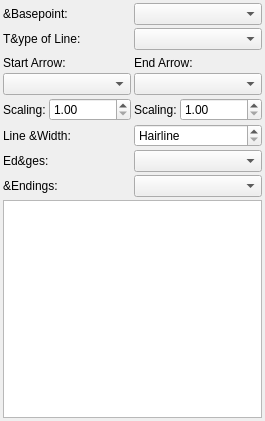
scribusproject/scribus, file scribus/ui/propertiespalette_linebase.ui: the form before one commit.
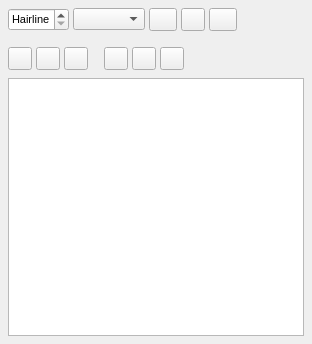
The form after the commit. Custom widgets are drawn as their Qt base class.

Commit message: UI changes for properties panel, text content panel, new icons, widgets and retina screen support for icon manager. <Martin Reininger>

```diff
--- a/scribus/ui/propertiespalette_linebase.ui
+++ b/scribus/ui/propertiespalette_linebase.ui
@@ -6,53 +6,210 @@
    <rect>
     <x>0</x>
     <y>0</y>
-    <width>265</width>
-    <height>421</height>
+    <width>312</width>
+    <height>344</height>
    </rect>
   </property>
-  <layout class="QGridLayout" name="gridLayout">
+  <layout class="QVBoxLayout" name="verticalLayout">
+   <property name="spacing">
+    <number>8</number>
+   </property>
    <property name="leftMargin">
-    <number>3</number>
+    <number>8</number>
    </property>
    <property name="topMargin">
-    <number>3</number>
+    <number>8</number>
    </property>
    <property name="rightMargin">
-    <number>3</number>
+    <number>8</number>
    </property>
    <property name="bottomMargin">
-    <number>3</number>
+    <number>8</number>
    </property>
-   <property name="spacing">
-    <number>3</number>
-   </property>
-   <item row="1" column="0">
-    <widget class="QLabel" name="lineTypeLabel">
-     <property name="text">
-      <string>T&amp;ype of Line:</string>
+   <item>
+    <layout class="QHBoxLayout" name="horizontalLayout_3">
+     <property name="spacing">
+      <number>4</number>
      </property>
-    </widget>
+     <item>
+      <widget class="FormWidget" name="lineWidthLabel">
+       <property name="sizePolicy">
+        <sizepolicy hsizetype="Preferred" vsizetype="Maximum">
+         <horstretch>0</horstretch>
+         <verstretch>0</verstretch>
+        </sizepolicy>
+       </property>
+       <property name="label" stdset="0">
+        <string>Width</string>
+       </property>
+       <property name="font">
+        <font>
+         <pointsize>8</pointsize>
+        </font>
+       </property>
+       <layout class="QHBoxLayout" name="horizontalLayout_4">
+        <property name="spacing">
+         <number>4</number>
+        </property>
+        <property name="leftMargin">
+         <number>0</number>
+        </property>
+        <property name="topMargin">
+         <number>0</number>
+        </property>
+        <property name="rightMargin">
+         <number>0</number>
+        </property>
+        <property name="bottomMargin">
+         <number>0</number>
+        </property>
+        <item>
+         <widget class="ScrSpinBox" name="lineWidth">
+          <property name="maximumSize">
+           <size>
+            <width>100</width>
+            <height>16777215</height>
+           </size>
+          </property>
+          <property name="specialValueText">
+           <string>Hairline</string>
+          </property>
+          <property name="maximum">
+           <double>300.000000000000000</double>
+          </property>
+         </widget>
+        </item>
+       </layout>
+      </widget>
+     </item>
+     <item>
+      <widget class="FormWidget" name="lineTypeLabel">
+       <property name="sizePolicy">
+        <sizepolicy hsizetype="Preferred" vsizetype="Maximum">
+         <horstretch>0</horstretch>
+         <verstretch>0</verstretch>
+        </sizepolicy>
+       </property>
+       <property name="label" stdset="0">
+        <string>Type</string>
+       </property>
+       <property name="font">
+        <font>
+         <pointsize>8</pointsize>
+        </font>
+       </property>
+       <layout class="QHBoxLayout" name="horizontalLayout_5">
+        <property name="spacing">
+         <number>4</number>
+        </property>
+        <property name="leftMargin">
+         <number>0</number>
+        </property>
+        <property name="topMargin">
+         <number>0</number>
+        </property>
+        <property name="rightMargin">
+         <number>0</number>
+        </property>
+        <property name="bottomMargin">
+         <number>0</number>
+        </property>
+        <item>
+         <widget class="LineCombo" name="lineType"/>
+        </item>
+       </layout>
+      </widget>
+     </item>
+     <item>
+      <widget class="FormWidget" name="lineMarkerLabel">
+       <property name="sizePolicy">
+        <sizepolicy hsizetype="Preferred" vsizetype="Maximum">
+         <horstretch>0</horstretch>
+         <verstretch>0</verstretch>
+        </sizepolicy>
+       </property>
+       <property name="label" stdset="0">
+        <string>Marker</string>
+       </property>
+       <property name="font">
+        <font>
+         <pointsize>8</pointsize>
+        </font>
+       </property>
+       <layout class="QHBoxLayout" name="horizontalLayout">
+        <property name="spacing">
+         <number>4</number>
+        </property>
+        <property name="leftMargin">
+         <number>0</number>
+        </property>
+        <property name="topMargin">
+         <number>0</number>
+        </property>
+        <property name="rightMargin">
+         <number>0</number>
+        </property>
+        <property name="bottomMargin">
+         <number>0</number>
+        </property>
+        <item>
+         <widget class="QToolButton" name="buttonMarkerStart">
+          <property name="text">
+           <string/>
+          </property>
+          <property name="iconSize">
+           <size>
+            <width>20</width>
+            <height>16</height>
+           </size>
+          </property>
+          <property name="popupMode">
+           <enum>QToolButton::InstantPopup</enum>
+          </property>
+         </widget>
+        </item>
+        <item>
+         <widget class="QToolButton" name="buttonSwapMarker">
+          <property name="text">
+           <string/>
+          </property>
+         </widget>
+        </item>
+        <item>
+         <widget class="QToolButton" name="buttonMarkerEnd">
+          <property name="text">
+           <string/>
+          </property>
+          <property name="iconSize">
+           <size>
+            <width>20</width>
+            <height>16</height>
+           </size>
+          </property>
+          <property name="popupMode">
+           <enum>QToolButton::InstantPopup</enum>
+          </property>
+         </widget>
+        </item>
+       </layout>
+      </widget>
+     </item>
+     <item>
+      <spacer name="horizontalSpacer_2">
+       <property name="orientation">
+        <enum>Qt::Horizontal</enum>
+       </property>
+       <property name="sizeHint" stdset="0">
+        <size>
+         <width>0</width>
+         <height>0</height>
+        </size>
+       </property>
+      </spacer>
+     </item>
+    </layout>
    </item>
-   <item row="7" column="0">
-    <widget class="QLabel" name="lineWidthLabel">
-     <property name="text">
-      <string>Line &amp;Width:</string>
-     </property>
-    </widget>
-   </item>
-   <item row="9" column="1">
-    <widget class="QComboBox" name="lineEndStyle"/>
-   </item>
-   <item row="8" column="1">
-    <widget class="QComboBox" name="lineJoinStyle"/>
-   </item>
-   <item row="10" column="0" colspan="2">
-    <widget class="QListWidget" name="lineStyles"/>
-   </item>
-   <item row="4" column="1">
-    <widget class="ArrowChooser" name="endArrow"/>
-   </item>
-   <item row="2" column="0" colspan="2">
+   <item>
     <widget class="DashEditor" name="dashEditor">
      <property name="frameShape">
       <enum>QFrame::StyledPanel</enum>
@@ -62,123 +219,171 @@
      </property>
     </widget>
    </item>
-   <item row="7" column="1">
-    <widget class="ScrSpinBox" name="lineWidth">
-     <property name="specialValueText">
-      <string>Hairline</string>
-     </property>
-     <property name="maximum">
-      <double>300.000000000000000</double>
-     </property>
-    </widget>
-   </item>
-   <item row="4" column="0">
-    <widget class="ArrowChooser" name="startArrow"/>
-   </item>
-   <item row="1" column="1">
-    <widget class="LineCombo" name="lineType"/>
-   </item>
-   <item row="0" column="1">
-    <widget class="QComboBox" name="lineMode"/>
-   </item>
-   <item row="0" column="0">
-    <widget class="QLabel" name="lineModeLabel">
-     <property name="text">
-      <string>&amp;Basepoint:</string>
-     </property>
-    </widget>
-   </item>
-   <item row="5" column="0">
-    <layout class="QHBoxLayout" name="horizontalLayout">
+   <item>
+    <layout class="QHBoxLayout" name="horizontalLayout_10">
      <property name="spacing">
-      <number>3</number>
+      <number>16</number>
      </property>
      <item>
-      <widget class="QLabel" name="startArrowScaleLabel">
-       <property name="text">
-        <string>Scaling:</string>
-       </property>
-      </widget>
-     </item>
-     <item>
-      <widget class="ScrSpinBox" name="startArrowScale">
+      <widget class="FormWidget" name="lineEndLabel">
        <property name="sizePolicy">
-        <sizepolicy hsizetype="Expanding" vsizetype="Fixed">
+        <sizepolicy hsizetype="Preferred" vsizetype="Maximum">
          <horstretch>0</horstretch>
          <verstretch>0</verstretch>
         </sizepolicy>
        </property>
-       <property name="minimum">
-        <double>1.000000000000000</double>
+       <property name="label" stdset="0">
+        <string>Caps</string>
        </property>
-       <property name="maximum">
-        <double>300.000000000000000</double>
+       <property name="font">
+        <font>
+         <pointsize>8</pointsize>
+        </font>
        </property>
+       <layout class="QHBoxLayout" name="horizontalLayout_2">
+        <property name="spacing">
+         <number>4</number>
+        </property>
+        <property name="leftMargin">
+         <number>0</number>
+        </property>
+        <property name="topMargin">
+         <number>0</number>
+        </property>
+        <property name="rightMargin">
+         <number>0</number>
+        </property>
+        <property name="bottomMargin">
+         <number>0</number>
+        </property>
+        <item>
+         <widget class="QToolButton" name="buttonCapFlat">
+          <property name="text">
+           <string/>
+          </property>
+          <property name="checkable">
+           <bool>true</bool>
+          </property>
+          <property name="checked">
+           <bool>false</bool>
+          </property>
+         </widget>
+        </item>
+        <item>
+         <widget class="QToolButton" name="buttonCapSquare">
+          <property name="text">
+           <string/>
+          </property>
+          <property name="checkable">
+           <bool>true</bool>
+          </property>
+         </widget>
+        </item>
+        <item>
+         <widget class="QToolButton" name="buttonCapRound">
+          <property name="text">
+           <string/>
+          </property>
+          <property name="checkable">
+           <bool>true</bool>
+          </property>
+         </widget>
+        </item>
+       </layout>
       </widget>
      </item>
-    </layout>
-   </item>
-   <item row="5" column="1">
-    <layout class="QHBoxLayout" name="horizontalLayout_2">
-     <property name="spacing">
-      <number>3</number>
-     </property>
      <item>
-      <widget class="QLabel" name="endArrowScaleLabel">
-       <property name="text">
-        <string>Scaling:</string>
-       </property>
-      </widget>
-     </item>
-     <item>
-      <widget class="ScrSpinBox" name="endArrowScale">
+      <widget class="FormWidget" name="lineJoinLabel">
        <property name="sizePolicy">
-        <sizepolicy hsizetype="Expanding" vsizetype="Fixed">
+        <sizepolicy hsizetype="Preferred" vsizetype="Maximum">
          <horstretch>0</horstretch>
          <verstretch>0</verstretch>
         </sizepolicy>
        </property>
-       <property name="minimum">
-        <double>1.000000000000000</double>
+       <property name="label" stdset="0">
+        <string>Joins</string>
        </property>
-       <property name="maximum">
-        <double>300.000000000000000</double>
+       <property name="font">
+        <font>
+         <pointsize>8</pointsize>
+        </font>
        </property>
+       <layout class="QHBoxLayout" name="horizontalLayout_9">
+        <property name="spacing">
+         <number>4</number>
+        </property>
+        <property name="leftMargin">
+         <number>0</number>
+        </property>
+        <property name="topMargin">
+         <number>0</number>
+        </property>
+        <property name="rightMargin">
+         <number>0</number>
+        </property>
+        <property name="bottomMargin">
+         <number>0</number>
+        </property>
+        <item>
+         <widget class="QToolButton" name="buttonJoinMiter">
+          <property name="text">
+           <string/>
+          </property>
+          <property name="checkable">
+           <bool>true</bool>
+          </property>
+         </widget>
+        </item>
+        <item>
+         <widget class="QToolButton" name="buttonJoinRound">
+          <property name="text">
+           <string/>
+          </property>
+          <property name="checkable">
+           <bool>true</bool>
+          </property>
+         </widget>
+        </item>
+        <item>
+         <widget class="QToolButton" name="buttonJoinBevel">
+          <property name="text">
+           <string/>
+          </property>
+          <property name="checkable">
+           <bool>true</bool>
+          </property>
+         </widget>
+        </item>
+       </layout>
       </widget>
      </item>
+     <item>
+      <spacer name="horizontalSpacer_3">
+       <property name="orientation">
+        <enum>Qt::Horizontal</enum>
+       </property>
+       <property name="sizeHint" stdset="0">
+        <size>
+         <width>0</width>
+         <height>0</height>
+        </size>
+       </property>
+      </spacer>
+     </item>
     </layout>
    </item>
-   <item row="3" column="0">
-    <widget class="QLabel" name="startArrowLabel">
-     <property name="text">
-      <string>Start Arrow:</string>
-     </property>
-    </widget>
-   </item>
-   <item row="3" column="1">
-    <widget class="QLabel" name="endArrowLabel">
-     <property name="text">
-      <string>End Arrow:</string>
-     </property>
-    </widget>
-   </item>
-   <item row="8" column="0">
-    <widget class="QLabel" name="lineJoinLabel">
-     <property name="text">
-      <string>Ed&amp;ges:</string>
-     </property>
-    </widget>
-   </item>
-   <item row="9" column="0">
-    <widget class="QLabel" name="lineEndLabel">
-     <property name="text">
-      <string>&amp;Endings:</string>
-     </property>
-    </widget>
+   <item>
+    <widget class="QListWidget" name="lineStyles"/>
    </item>
   </layout>
  </widget>
  <customwidgets>
+  <customwidget>
+   <class>FormWidget</class>
+   <extends>QWidget</extends>
+   <header>ui/widgets/form_widget.h</header>
+   <container>1</container>
+  </customwidget>
   <customwidget>
    <class>ScrSpinBox</class>
    <extends>QDoubleSpinBox</extends>
@@ -189,11 +394,6 @@
    <extends>QComboBox</extends>
    <header>ui/linecombo.h</header>
   </customwidget>
-  <customwidget>
-   <class>ArrowChooser</class>
-   <extends>QComboBox</extends>
-   <header>ui/arrowchooser.h</header>
-  </customwidget>
   <customwidget>
    <class>DashEditor</class>
    <extends>QFrame</extends>
```
The commit also changes 64 other files.
